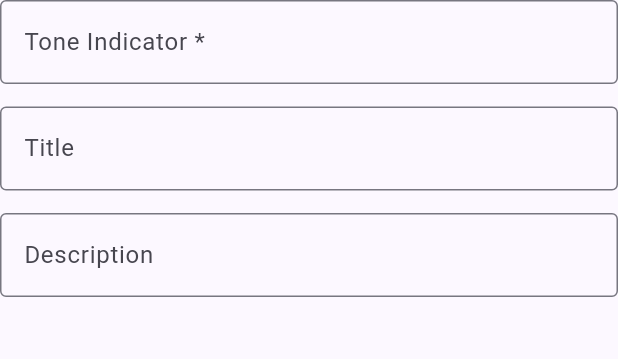
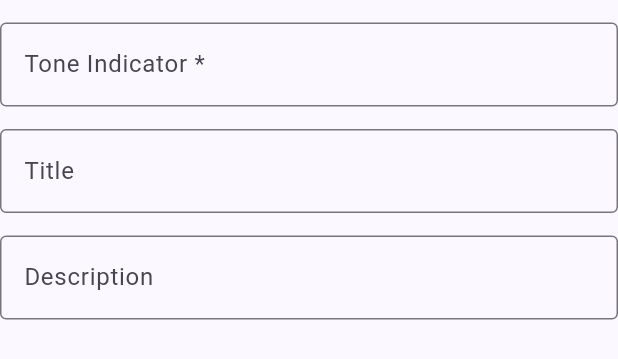
Before and after one commit to nick75g/toneindicators, a Flutter app: the NewTag widget shown alone on an empty page, opened directly, on a phone screen of 412 x 824 dp. Shown: the top 359 px of the screen. Run offline on Flutter 3.47's test engine with Material 3 defaults, Android fonts, the phone set to English and light mode, and no system bars; our stand-ins replace sqflite; accounts and stored records are empty.

Commit message:
Added Minor Changes
Minor changes: Better Looking EditScreen and NewScreen

```diff
--- a/lib/main.dart
+++ b/lib/main.dart
@@ -3,6 +3,7 @@ import 'package:flutter/material.dart';
 import 'package:provider/provider.dart';
 import 'package:sqflite/sqflite.dart';
 import 'package:path/path.dart';
+import 'dart:async';
 
 var testData = {
   "/s": ["sarcasm", "The previous statement was meant to be sarcastic."],
@@ -10,7 +11,7 @@ var testData = {
   "/lh": ["lighthearted", "The previous statement was meant to be lighthearted."],
   "/gen": ["genuine", "The previous statement was genuine."],
   "/srs": ["serious", "The previous statement was to be taken seriously."]
-}; //TODO: Replace with sqflite stuff
+}; //TODO: Forget sqflite, replace with path_provider
 
 void main() {
   runApp(MyApp());
@@ -348,6 +349,7 @@ class EditScreen extends StatelessWidget {
       mainAxisSize: MainAxisSize.max,
       crossAxisAlignment: CrossAxisAlignment.stretch,
       children: [
+        SizedBox(height: 15.0),
         TextFormField(
           initialValue: tonaltag,
           decoration: InputDecoration(
@@ -438,6 +440,7 @@ class NewTag extends StatelessWidget {
       mainAxisSize: MainAxisSize.max,
       crossAxisAlignment: CrossAxisAlignment.stretch,
       children: [
+        SizedBox(height: 15.0),
         TextFormField(
           decoration: InputDecoration(
             border: OutlineInputBorder(),
```
